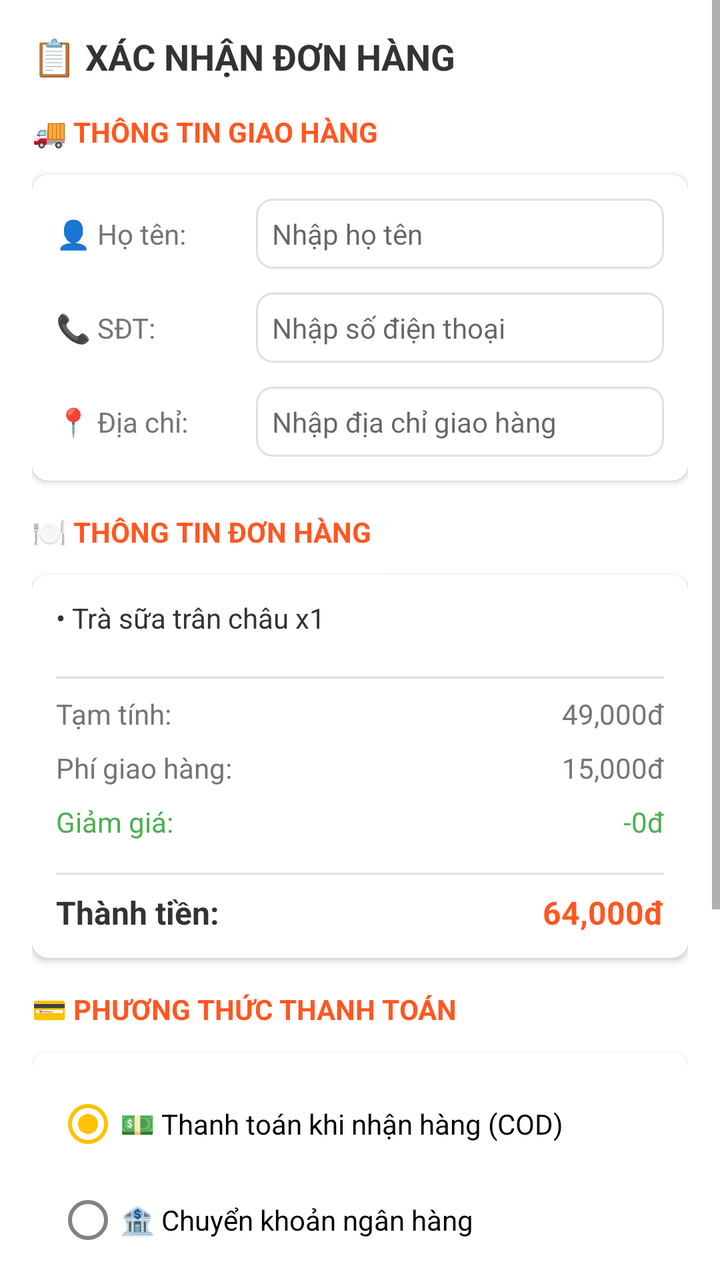
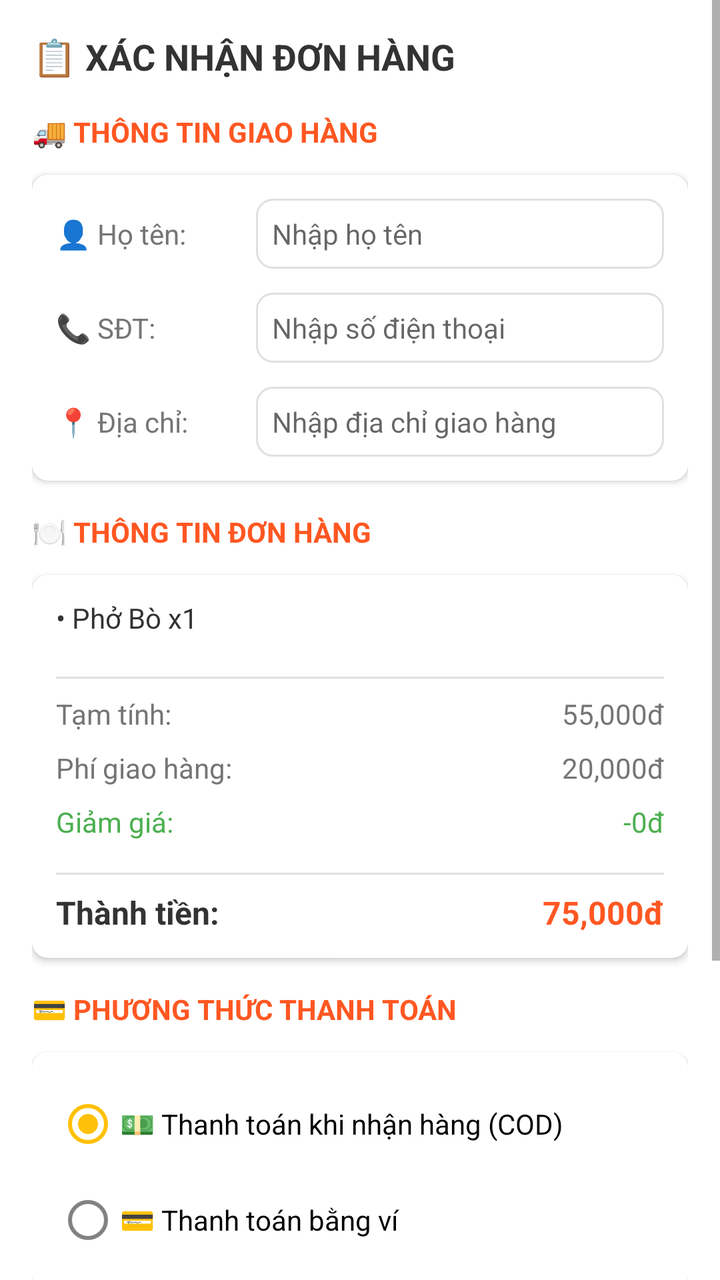

Compare the two renders of this Android layout. The source of the first and the diff that turns it into the second are given below.
<!-- AndroidManifest.xml: application theme Theme.FoodOrder -->
<!-- res/layout/dialog_checkout.xml -->
<?xml version="1.0" encoding="utf-8"?>
<ScrollView xmlns:android="http://schemas.android.com/apk/res/android"
    xmlns:app="http://schemas.android.com/apk/res-auto"
    android:layout_width="match_parent"
    android:layout_height="wrap_content">

    <LinearLayout
        android:layout_width="match_parent"
        android:layout_height="wrap_content"
        android:orientation="vertical"
        android:padding="16dp">

        
        <TextView
            android:layout_width="wrap_content"
            android:layout_height="wrap_content"
            android:text="📋 XÁC NHẬN ĐƠN HÀNG"
            android:textSize="18sp"
            android:textStyle="bold"
            android:textColor="#333333"
            android:layout_marginBottom="16dp" />

        
        <TextView
            android:layout_width="wrap_content"
            android:layout_height="wrap_content"
            android:text="🚚 THÔNG TIN GIAO HÀNG"
            android:textSize="14sp"
            android:textStyle="bold"
            android:textColor="#FF5722"
            android:layout_marginBottom="12dp" />

        <androidx.cardview.widget.CardView
            android:layout_width="match_parent"
            android:layout_height="wrap_content"
            app:cardCornerRadius="8dp"
            app:cardElevation="2dp"
            android:layout_marginBottom="16dp">

            <LinearLayout
                android:layout_width="match_parent"
                android:layout_height="wrap_content"
                android:orientation="vertical"
                android:padding="12dp">

                
                <LinearLayout
                    android:layout_width="match_parent"
                    android:layout_height="wrap_content"
                    android:orientation="horizontal"
                    android:layout_marginBottom="12dp">

                    <TextView
                        android:layout_width="100dp"
                        android:layout_height="wrap_content"
                        android:text="👤 Họ tên:"
                        android:textSize="14sp"
                        android:textColor="#757575" />

                    <EditText
                        android:id="@+id/etDeliveryName"
                        android:layout_width="0dp"
                        android:layout_height="wrap_content"
                        android:layout_weight="1"
                        android:hint="Nhập họ tên"
                        android:textSize="14sp"
                        android:background="@drawable/bg_edittext_border"
                        android:padding="8dp" />

                </LinearLayout>

                
                <LinearLayout
                    android:layout_width="match_parent"
                    android:layout_height="wrap_content"
                    android:orientation="horizontal"
                    android:layout_marginBottom="12dp">

                    <TextView
                        android:layout_width="100dp"
                        android:layout_height="wrap_content"
                        android:text="📞 SĐT:"
                        android:textSize="14sp"
                        android:textColor="#757575" />

                    <EditText
                        android:id="@+id/etDeliveryPhone"
                        android:layout_width="0dp"
                        android:layout_height="wrap_content"
                        android:layout_weight="1"
                        android:hint="Nhập số điện thoại"
                        android:textSize="14sp"
                        android:inputType="phone"
                        android:background="@drawable/bg_edittext_border"
                        android:padding="8dp" />

                </LinearLayout>

                
                <LinearLayout
                    android:layout_width="match_parent"
                    android:layout_height="wrap_content"
                    android:orientation="horizontal">

                    <TextView
                        android:layout_width="100dp"
                        android:layout_height="wrap_content"
                        android:text="📍 Địa chỉ:"
                        android:textSize="14sp"
                        android:textColor="#757575" />

                    <EditText
                        android:id="@+id/etDeliveryAddress"
                        android:layout_width="0dp"
                        android:layout_height="wrap_content"
                        android:layout_weight="1"
                        android:hint="Nhập địa chỉ giao hàng"
                        android:textSize="14sp"
                        android:background="@drawable/bg_edittext_border"
                        android:padding="8dp" />

                </LinearLayout>

            </LinearLayout>

        </androidx.cardview.widget.CardView>

        
        <TextView
            android:layout_width="wrap_content"
            android:layout_height="wrap_content"
            android:text="🍽️ THÔNG TIN ĐƠN HÀNG"
            android:textSize="14sp"
            android:textStyle="bold"
            android:textColor="#FF5722"
            android:layout_marginBottom="12dp" />

        <androidx.cardview.widget.CardView
            android:layout_width="match_parent"
            android:layout_height="wrap_content"
            app:cardCornerRadius="8dp"
            app:cardElevation="2dp"
            android:layout_marginBottom="16dp">

            <LinearLayout
                android:layout_width="match_parent"
                android:layout_height="wrap_content"
                android:orientation="vertical"
                android:padding="12dp">

                
                <TextView
                    android:id="@+id/tvOrderItems"
                    android:layout_width="wrap_content"
                    android:layout_height="wrap_content"
                    android:text="• Trà sữa trân châu x1"
                    android:textSize="14sp"
                    android:textColor="#333333"
                    android:layout_marginBottom="12dp" />

                <View
                    android:layout_width="match_parent"
                    android:layout_height="1dp"
                    android:background="#E0E0E0"
                    android:layout_marginVertical="8dp" />

                
                <LinearLayout
                    android:layout_width="match_parent"
                    android:layout_height="wrap_content"
                    android:orientation="horizontal"
                    android:layout_marginBottom="8dp">

                    <TextView
                        android:layout_width="0dp"
                        android:layout_height="wrap_content"
                        android:layout_weight="1"
                        android:text="Tạm tính:"
                        android:textSize="14sp"
                        android:textColor="#757575" />

                    <TextView
                        android:id="@+id/tvOrderSubtotal"
                        android:layout_width="wrap_content"
                        android:layout_height="wrap_content"
                        android:text="49,000đ"
                        android:textSize="14sp"
                        android:textColor="#757575" />

                </LinearLayout>

                
                <LinearLayout
                    android:layout_width="match_parent"
                    android:layout_height="wrap_content"
                    android:orientation="horizontal"
                    android:layout_marginBottom="8dp">

                    <TextView
                        android:layout_width="0dp"
                        android:layout_height="wrap_content"
                        android:layout_weight="1"
                        android:text="Phí giao hàng:"
                        android:textSize="14sp"
                        android:textColor="#757575" />

                    <TextView
                        android:id="@+id/tvOrderDelivery"
                        android:layout_width="wrap_content"
                        android:layout_height="wrap_content"
                        android:text="15,000đ"
                        android:textSize="14sp"
                        android:textColor="#757575" />

                </LinearLayout>

                
                <LinearLayout
                    android:layout_width="match_parent"
                    android:layout_height="wrap_content"
                    android:orientation="horizontal"
                    android:layout_marginBottom="8dp">

                    <TextView
                        android:layout_width="0dp"
                        android:layout_height="wrap_content"
                        android:layout_weight="1"
                        android:text="Giảm giá:"
                        android:textSize="14sp"
                        android:textColor="#4CAF50" />

                    <TextView
                        android:id="@+id/tvOrderDiscount"
                        android:layout_width="wrap_content"
                        android:layout_height="wrap_content"
                        android:text="-0đ"
                        android:textSize="14sp"
                        android:textColor="#4CAF50" />

                </LinearLayout>

                <View
                    android:layout_width="match_parent"
                    android:layout_height="1dp"
                    android:background="#E0E0E0"
                    android:layout_marginVertical="8dp" />

                
                <LinearLayout
                    android:layout_width="match_parent"
                    android:layout_height="wrap_content"
                    android:orientation="horizontal">

                    <TextView
                        android:layout_width="0dp"
                        android:layout_height="wrap_content"
                        android:layout_weight="1"
                        android:text="Thành tiền:"
                        android:textSize="16sp"
                        android:textStyle="bold"
                        android:textColor="#333333" />

                    <TextView
                        android:id="@+id/tvOrderTotal"
                        android:layout_width="wrap_content"
                        android:layout_height="wrap_content"
                        android:text="64,000đ"
                        android:textSize="16sp"
                        android:textStyle="bold"
                        android:textColor="#FF5722" />

                </LinearLayout>

            </LinearLayout>

        </androidx.cardview.widget.CardView>

        
        <TextView
            android:layout_width="wrap_content"
            android:layout_height="wrap_content"
            android:text="💳 PHƯƠNG THỨC THANH TOÁN"
            android:textSize="14sp"
            android:textStyle="bold"
            android:textColor="#FF5722"
            android:layout_marginBottom="12dp" />

        <androidx.cardview.widget.CardView
            android:layout_width="match_parent"
            android:layout_height="wrap_content"
            app:cardCornerRadius="8dp"
            app:cardElevation="2dp"
            android:layout_marginBottom="16dp">

            <RadioGroup
                android:id="@+id/rgPayment"
                android:layout_width="match_parent"
                android:layout_height="wrap_content"
                android:padding="12dp">

                <RadioButton
                    android:id="@+id/rbCOD"
                    android:layout_width="match_parent"
                    android:layout_height="48dp"
                    android:text="💵 Thanh toán khi nhận hàng (COD)"
                    android:textSize="14sp"
                    android:checked="true" />

                <RadioButton
                    android:id="@+id/rbBankTransfer"
                    android:layout_width="match_parent"
                    android:layout_height="48dp"
                    android:text="🏦 Chuyển khoản ngân hàng"
                    android:textSize="14sp" />

                <RadioButton
                    android:id="@+id/rbWallet"
                    android:layout_width="match_parent"
                    android:layout_height="48dp"
                    android:text="💳 Thanh toán bằng ví (Số dư: 0đ)"
                    android:textSize="14sp" />

            </RadioGroup>

            
            <LinearLayout
                android:id="@+id/layoutWalletInfo"
                android:layout_width="match_parent"
                android:layout_height="wrap_content"
                android:orientation="vertical"
                android:padding="12dp"
                android:background="#F0F0F0"
                android:visibility="gone"
                android:layout_marginTop="8dp">

                <TextView
                    android:id="@+id/tvWalletBalance"
                    android:layout_width="wrap_content"
                    android:layout_height="wrap_content"
                    android:text="Số dư ví: 0đ"
                    android:textSize="14sp" />

            </LinearLayout>

        </androidx.cardview.widget.CardView>

        
        <TextView
            android:layout_width="wrap_content"
            android:layout_height="wrap_content"
            android:text="📝 GHI CHÚ ĐƠN HÀNG"
            android:textSize="14sp"
            android:textStyle="bold"
            android:textColor="#FF5722"
            android:layout_marginBottom="12dp" />

        <androidx.cardview.widget.CardView
            android:layout_width="match_parent"
            android:layout_height="wrap_content"
            app:cardCornerRadius="8dp"
            app:cardElevation="2dp"
            android:layout_marginBottom="16dp">

            <EditText
                android:id="@+id/etOrderNote"
                android:layout_width="match_parent"
                android:layout_height="wrap_content"
                android:hint="Ghi chú cho shipper..."
                android:textSize="14sp"
                android:minHeight="80dp"
                android:gravity="top"
                android:padding="12dp"
                android:background="@android:color/transparent" />

        </androidx.cardview.widget.CardView>

        
        <LinearLayout
            android:layout_width="match_parent"
            android:layout_height="wrap_content"
            android:orientation="horizontal">

            <Button
                android:id="@+id/btnCancelOrder"
                android:layout_width="0dp"
                android:layout_height="48dp"
                android:layout_weight="1"
                android:text="HỦY"
                android:textSize="14sp"
                android:textStyle="bold"
                android:backgroundTint="#9E9E9E"
                android:textColor="@android:color/white"
                android:layout_marginEnd="8dp"
                app:cornerRadius="8dp" />

            <Button
                android:id="@+id/btnConfirmOrder"
                android:layout_width="0dp"
                android:layout_height="48dp"
                android:layout_weight="1"
                android:text="XÁC NHẬN"
                android:textSize="14sp"
                android:textStyle="bold"
                android:backgroundTint="#FF5722"
                android:textColor="@android:color/white"
                android:layout_marginStart="8dp"
                app:cornerRadius="8dp" />

        </LinearLayout>

    </LinearLayout>

</ScrollView>
<!-- resources referenced by this layout -->
<resources>
  <!-- drawable bg_edittext_border (drawable) -->
  <?xml version="1.0" encoding="utf-8"?>
  <shape xmlns:android="http://schemas.android.com/apk/res/android">
      <solid android:color="#FFFFFF" />
      <stroke
          android:width="1dp"
          android:color="#E0E0E0" />
      <corners android:radius="8dp" />
      <padding
          android:left="12dp"
          android:top="12dp"
          android:right="12dp"
          android:bottom="12dp" />
  </shape>
  <style name="Theme.FoodOrder" parent="Theme.MaterialComponents.DayNight.NoActionBar">
          
          <item name="colorPrimary">@color/primary_color</item>
          <item name="colorPrimaryVariant">@color/primary_dark</item>
          <item name="colorOnPrimary">@color/white</item>
  
          
          <item name="colorSecondary">@color/accent</item>
          <item name="colorSecondaryVariant">@color/teal_700</item>
          <item name="colorOnSecondary">@color/black</item>
  
          
          <item name="android:windowBackground">@color/background</item>
  
          
          <item name="colorSurface">@color/surface</item>
          <item name="colorOnSurface">@color/text_primary</item>
          <item name="colorError">#FF0000</item>
      </style>
  <color name="primary_color">#FF5722</color>
  <color name="primary_dark">#E64A19</color>
  <color name="white">#FFFFFFFF</color>
  <color name="accent">#FFC107</color>
  <color name="teal_700">#FF018786</color>
  <color name="black">#FF000000</color>
  <color name="background">#FFFFFF</color>
  <color name="surface">#F5F5F5</color>
  <color name="text_primary">#212121</color>
</resources>

<!-- the commit's change to res/layout/dialog_checkout.xml (unified diff, before → after) -->
@@ -43,7 +43,6 @@
                 android:orientation="vertical"
                 android:padding="12dp">
 
-                
                 <LinearLayout
                     android:layout_width="match_parent"
                     android:layout_height="wrap_content"
@@ -69,7 +68,6 @@
 
                 </LinearLayout>
 
-                
                 <LinearLayout
                     android:layout_width="match_parent"
                     android:layout_height="wrap_content"
@@ -96,7 +94,6 @@
 
                 </LinearLayout>
 
-                
                 <LinearLayout
                     android:layout_width="match_parent"
                     android:layout_height="wrap_content"
@@ -148,12 +145,11 @@
                 android:orientation="vertical"
                 android:padding="12dp">
 
-                
                 <TextView
                     android:id="@+id/tvOrderItems"
                     android:layout_width="wrap_content"
                     android:layout_height="wrap_content"
-                    android:text="• Trà sữa trân châu x1"
+                    android:text="• Phở Bò x1"
                     android:textSize="14sp"
                     android:textColor="#333333"
                     android:layout_marginBottom="12dp" />
@@ -164,7 +160,6 @@
                     android:background="#E0E0E0"
                     android:layout_marginVertical="8dp" />
 
-                
                 <LinearLayout
                     android:layout_width="match_parent"
                     android:layout_height="wrap_content"
@@ -183,13 +178,12 @@
                         android:id="@+id/tvOrderSubtotal"
                         android:layout_width="wrap_content"
                         android:layout_height="wrap_content"
-                        android:text="49,000đ"
-                        android:textSize="14sp"
-                        android:textColor="#757575" />
-
-                </LinearLayout>
-
-                
+                        android:text="55,000đ"
+                        android:textSize="14sp"
+                        android:textColor="#757575" />
+
+                </LinearLayout>
+
                 <LinearLayout
                     android:layout_width="match_parent"
                     android:layout_height="wrap_content"
@@ -208,13 +202,12 @@
                         android:id="@+id/tvOrderDelivery"
                         android:layout_width="wrap_content"
                         android:layout_height="wrap_content"
-                        android:text="15,000đ"
-                        android:textSize="14sp"
-                        android:textColor="#757575" />
-
-                </LinearLayout>
-
-                
+                        android:text="20,000đ"
+                        android:textSize="14sp"
+                        android:textColor="#757575" />
+
+                </LinearLayout>
+
                 <LinearLayout
                     android:layout_width="match_parent"
                     android:layout_height="wrap_content"
@@ -245,7 +238,6 @@
                     android:background="#E0E0E0"
                     android:layout_marginVertical="8dp" />
 
-                
                 <LinearLayout
                     android:layout_width="match_parent"
                     android:layout_height="wrap_content"
@@ -264,7 +256,7 @@
                         android:id="@+id/tvOrderTotal"
                         android:layout_width="wrap_content"
                         android:layout_height="wrap_content"
-                        android:text="64,000đ"
+                        android:text="75,000đ"
                         android:textSize="16sp"
                         android:textStyle="bold"
                         android:textColor="#FF5722" />
@@ -307,42 +299,45 @@
                     android:checked="true" />
 
                 <RadioButton
-                    android:id="@+id/rbBankTransfer"
+                    android:id="@+id/rbWallet"
                     android:layout_width="match_parent"
                     android:layout_height="48dp"
-                    android:text="🏦 Chuyển khoản ngân hàng"
+                    android:text="💳 Thanh toán bằng ví"
                     android:textSize="14sp" />
 
-                <RadioButton
-                    android:id="@+id/rbWallet"
-                    android:layout_width="match_parent"
-                    android:layout_height="48dp"
-                    android:text="💳 Thanh toán bằng ví (Số dư: 0đ)"
-                    android:textSize="14sp" />
-
             </RadioGroup>
 
-            
-            <LinearLayout
-                android:id="@+id/layoutWalletInfo"
-                android:layout_width="match_parent"
-                android:layout_height="wrap_content"
-                android:orientation="vertical"
-                android:padding="12dp"
-                android:background="#F0F0F0"
-                android:visibility="gone"
-                android:layout_marginTop="8dp">
-
-                <TextView
-                    android:id="@+id/tvWalletBalance"
-                    android:layout_width="wrap_content"
-                    android:layout_height="wrap_content"
-                    android:text="Số dư ví: 0đ"
-                    android:textSize="14sp" />
-
-            </LinearLayout>
-
         </androidx.cardview.widget.CardView>
+
+        
+        <LinearLayout
+            android:id="@+id/layoutWalletInfo"
+            android:layout_width="match_parent"
+            android:layout_height="wrap_content"
+            android:orientation="vertical"
+            android:padding="12dp"
+            android:background="#F0F0F0"
+            android:visibility="gone"
+            android:layout_marginBottom="16dp">
+
+            <TextView
+                android:layout_width="wrap_content"
+                android:layout_height="wrap_content"
+                android:text="💰 THÔNG TIN VÍ"
+                android:textSize="13sp"
+                android:textStyle="bold"
+                android:textColor="#333333"
+                android:layout_marginBottom="8dp" />
+
+            <TextView
+                android:id="@+id/tvWalletBalance"
+                android:layout_width="wrap_content"
+                android:layout_height="wrap_content"
+                android:text="Số dư: 0đ"
+                android:textSize="14sp"
+                android:textColor="#4CAF50" />
+
+        </LinearLayout>
 
         
         <TextView
